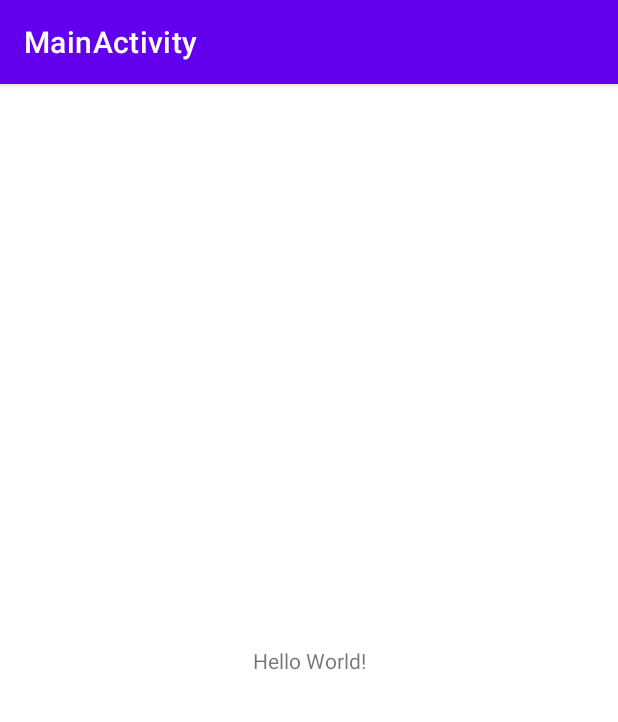
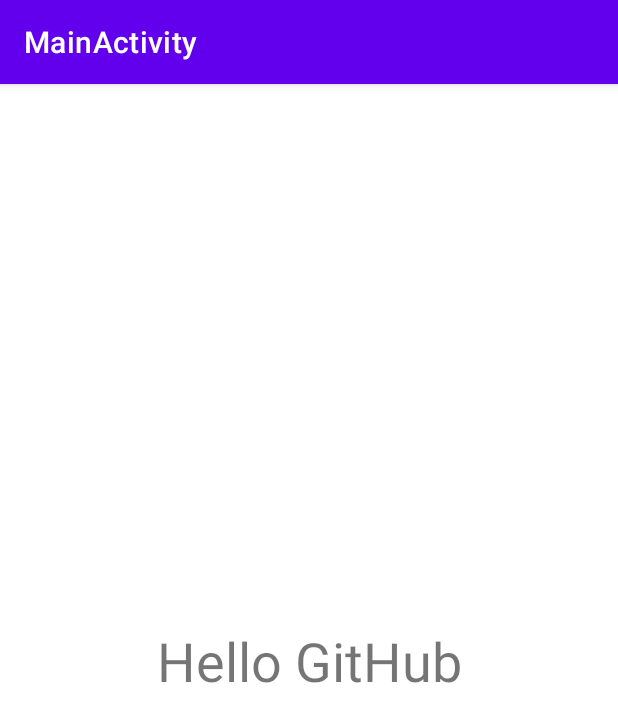
Before and after one commit to ibrahimgiki/github-test, an Android app: the screen it shows after launch (MainActivity), on a phone screen of 412 x 824 dp. Shown: the top 722 px of the screen. Run offline under Robolectric (Android 15) with nearby library versions, the phone set to English and light mode, and no system bars.

Commit message:
xml file has been changed

```diff
--- a/app/src/main/res/layout/activity_main.xml
+++ b/app/src/main/res/layout/activity_main.xml
@@ -7,9 +7,10 @@
     tools:context=".MainActivity">
 
     <TextView
+        android:textSize="36dp"
         android:layout_width="wrap_content"
         android:layout_height="wrap_content"
-        android:text="Hello World!"
+        android:text="Hello GitHub"
         app:layout_constraintBottom_toBottomOf="parent"
         app:layout_constraintLeft_toLeftOf="parent"
         app:layout_constraintRight_toRightOf="parent"
```
